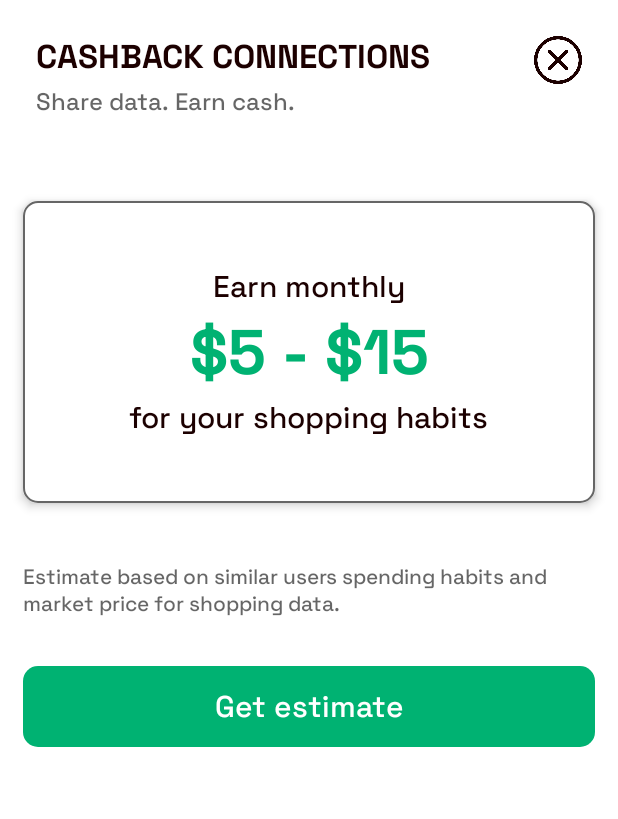
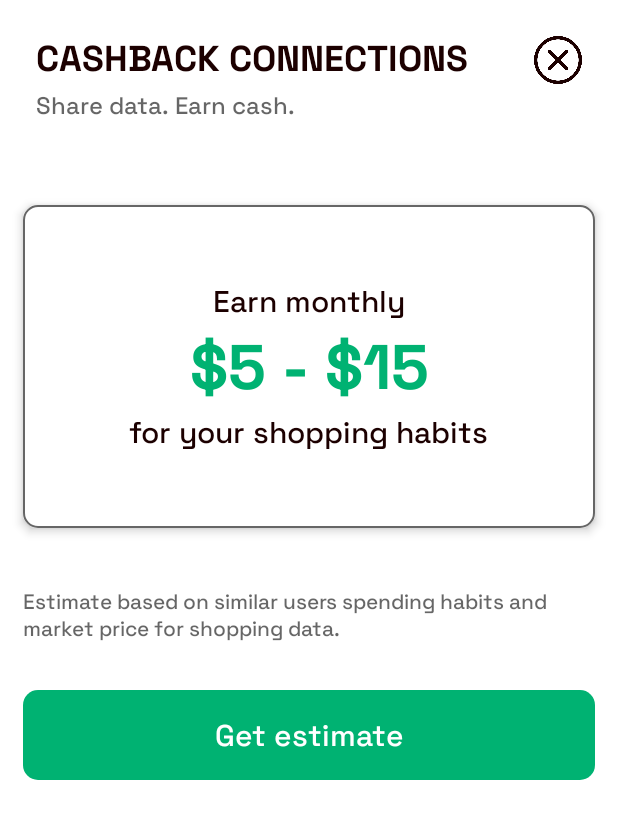
Before and after one commit to tiki/apps-rewards-android, an Android app built with Jetpack Compose: the composable OfferScreen shown on its own in the app's theme, on a phone screen of 412 x 824 dp. Shown: the top 819 px of the screen. Run offline under Robolectric (Android 15) with nearby library versions, the phone set to English and light mode, and no system bars.

Commit message:
fix: vertical spacing for bottom sheet

```diff
--- a/apps-receipt-rewards/src/main/java/com/mytiki/apps_receipt_rewards/ui/composable/components/MainButton.kt
+++ b/apps-receipt-rewards/src/main/java/com/mytiki/apps_receipt_rewards/ui/composable/components/MainButton.kt
@@ -22,7 +22,7 @@ fun MainButton(modifier: Modifier = Modifier, text: String, isfFilled: Boolean,
     Card (
         modifier = modifier
             .fillMaxWidth()
-            .height(54.dp)
+            .height(60.dp)
             .clickable { onClick() },
         shape = MaterialTheme.shapes.extraSmall,
         colors = CardDefaults.cardColors(
--- a/apps-receipt-rewards/src/main/java/com/mytiki/apps_receipt_rewards/ui/composable/screens/offer/OfferScreen.kt
+++ b/apps-receipt-rewards/src/main/java/com/mytiki/apps_receipt_rewards/ui/composable/screens/offer/OfferScreen.kt
@@ -49,7 +49,7 @@ fun OfferScreen(offerViewModel: OfferViewModel, navController: NavHostController
         if (showBottomSheet) {
             BottomSheet(
                 sheetState,
-                modifier = Modifier.height(538.dp),
+                modifier = Modifier.height(560.dp),
                 onDismiss = {
                     showBottomSheet = false
                     onDismissBottomSheet()
@@ -76,7 +76,7 @@ fun OfferContent(navController: NavHostController, onClose: () -> Unit){
                 verticalAlignment = Alignment.Top
             ){
                 Column {
-                    Text(text = "CASHBACK CONNECTIONS", style = MaterialTheme.typography.headlineSmall)
+                    Text(text = "CASHBACK CONNECTIONS", style = MaterialTheme.typography.headlineMedium)
                     Spacer(modifier = Modifier.height(5.dp))
                     Text(text = "Share data. Earn cash.", style = MaterialTheme.typography.titleMedium)
                 }
@@ -86,6 +86,7 @@ fun OfferContent(navController: NavHostController, onClose: () -> Unit){
         },
         bottomBar = {
             Column(modifier = Modifier.padding(horizontal = 15.dp)) {
+                Spacer(modifier = Modifier.height(32.dp))
                 MainButton(
                     text = "Get estimate", isfFilled = true
                 ) {}
@@ -98,7 +99,7 @@ fun OfferContent(navController: NavHostController, onClose: () -> Unit){
             horizontalAlignment = Alignment.CenterHorizontally
         ) {
                 Spacer(modifier = Modifier.height(56.dp))
-                DisplayCard(height = 201, horizontalPadding = 15, verticalPadding = 0) {
+                DisplayCard(height = 215, horizontalPadding = 15, verticalPadding = 0) {
                     Column(
                         modifier = Modifier.fillMaxSize(),
                         horizontalAlignment = Alignment.CenterHorizontally,
```
